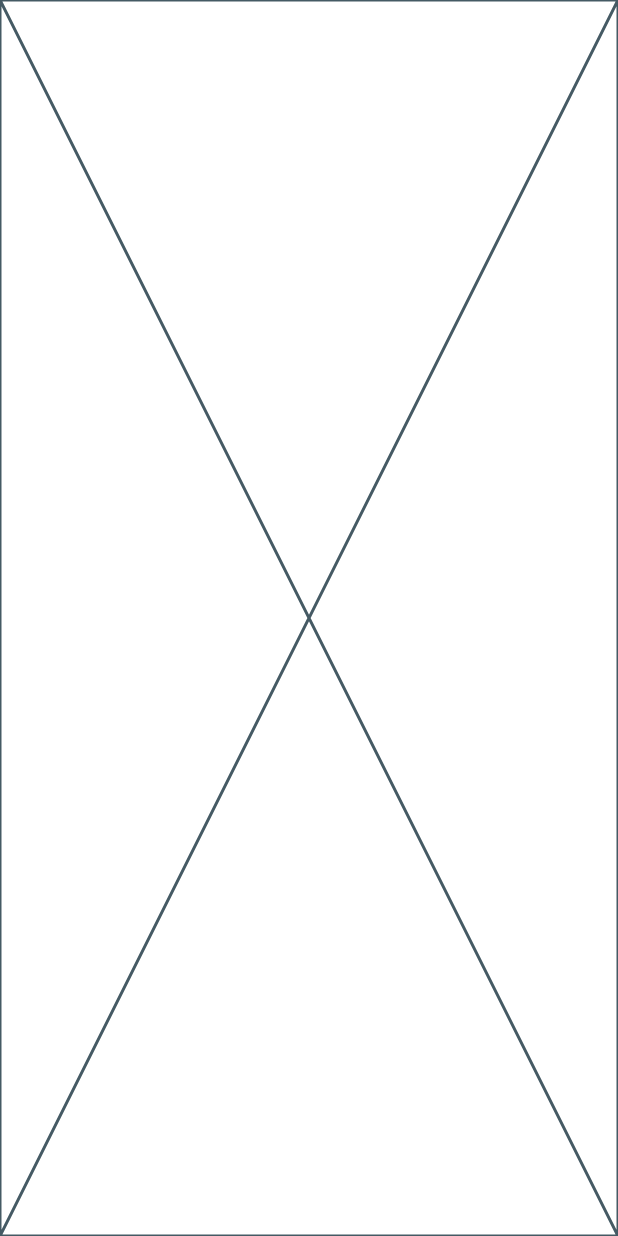
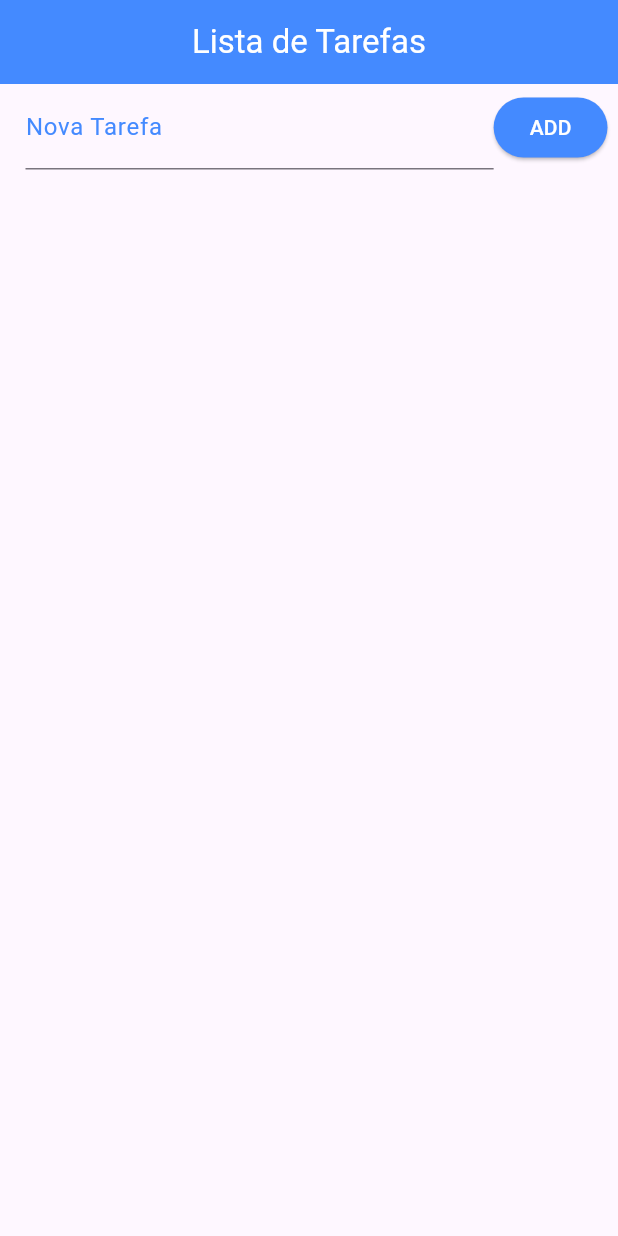
Before and after one commit to PedroM-Guerra/app_lista_tarefas2, a Flutter app: the screen it shows after launch, on a phone screen of 412 x 824 dp. Run offline on Flutter 3.47's test engine with Material 3 defaults, Android fonts, the light colour scheme and no system bars.

Commit message:
Update main.dart

```diff
--- a/lib/main.dart
+++ b/lib/main.dart
@@ -7,9 +7,9 @@ import 'package:flutter/material.dart';
 import 'package:path_provider/path_provider.dart';
 
 void main() {
-  runApp(MaterialApp(
-    home: Home(),
-  ));
+  runApp(
+    MaterialApp(home: Home(),),
+  );
 }
 
 class Home extends StatefulWidget {
@@ -22,9 +22,69 @@ class Home extends StatefulWidget {
 class _HomeState extends State<Home> {
   List _toDoList = [];
 
+  void _addToDo() {
+
+  }
+
   @override
   Widget build(BuildContext context) {
-    return const Placeholder();
+    return Scaffold(
+      appBar: AppBar(
+        title: Text(
+          "Lista de Tarefas",
+          style: TextStyle(color: Colors.white),
+        ),
+        backgroundColor: Colors.blueAccent,
+        centerTitle: true,
+      ),
+      body: Column(
+        children: [
+          Container(
+            padding: EdgeInsets.fromLTRB(17.0, 1.0, 7.0, 1.0),
+            child: Row(
+              children: [
+                Expanded(
+                  child: TextField(
+                    decoration: InputDecoration(
+                      labelText: "Nova Tarefa",
+                      labelStyle: TextStyle(color: Colors.blueAccent),
+                    ),
+                  ),
+                ),
+                ElevatedButton(
+                  style: ElevatedButton.styleFrom(
+                    backgroundColor: Colors.blueAccent,
+
+                    ///foregroundColor: Colors.white,
+                  ),
+                  onPressed: () {},
+                  child: Text(
+                    "ADD",
+                    style: TextStyle(color: Colors.white),
+                  ),
+                )
+              ],
+            ),
+          ),
+          Expanded(
+            child: ListView.builder(
+                padding: EdgeInsets.only(top: 10.0),
+                itemCount: _toDoList.length,
+                itemBuilder: (context, index) {
+                  return CheckboxListTile(
+                    title: Text(_toDoList[index]["title"]),
+                    value: _toDoList[index]["ok"],
+                    secondary: CircleAvatar(
+                      child: Icon(
+                        _toDoList[index]["ok"] ? Icons.check : Icons.error,
+                      ),
+                    ),
+                  );
+                }),
+          ),
+        ],
+      ),
+    );
   }
 
   Future<File> _getFile() async {
@@ -45,5 +105,5 @@ class _HomeState extends State<Home> {
     } catch (e) {
       return "erro";
     }
-   }
+  }
 }
```
